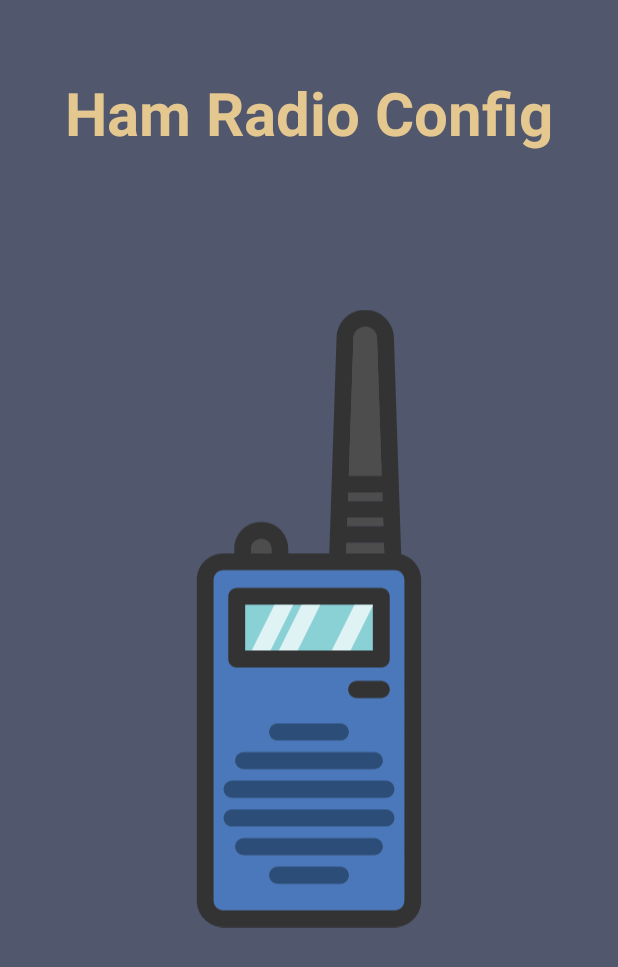
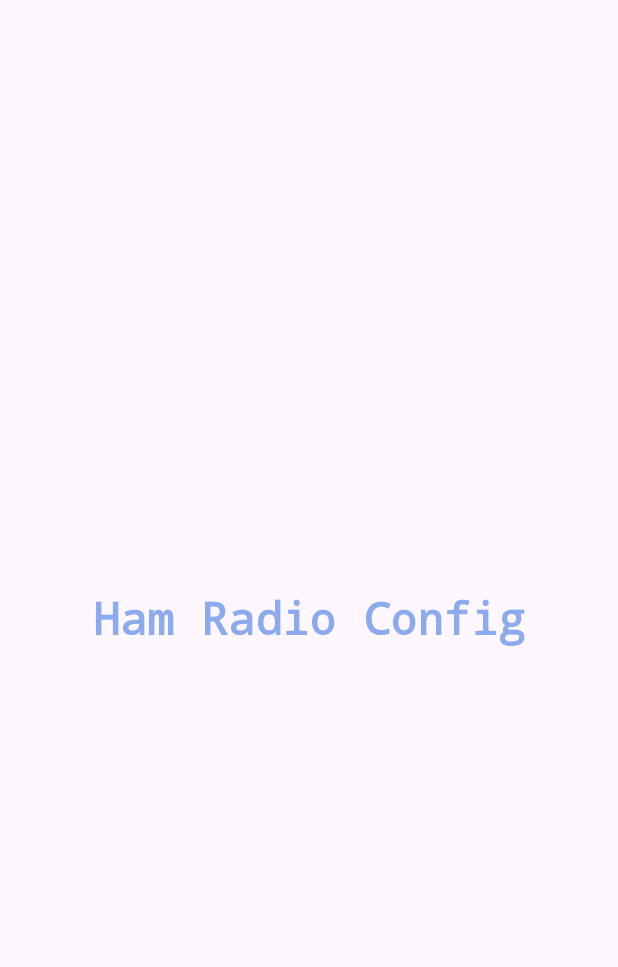
Before and after one commit to waldirborbajr/hamradio, an Android app: the screen it shows after launch (MainActivity before the commit, Home after it), on a phone screen of 412 x 824 dp. Shown: the top 967 px of the screen. Run offline under Robolectric (Android 15) with nearby library versions, the phone set to English and light mode, and no system bars.

Commit message:
feat(add): splash screen

```diff
--- a/app/src/main/AndroidManifest.xml
+++ b/app/src/main/AndroidManifest.xml
@@ -13,6 +13,9 @@
     android:theme="@style/Theme.HamRadio"
     tools:targetApi="31">
     <activity
+      android:name=".Home"
+      android:exported="false" />
+    <activity
       android:name=".MainActivity"
       android:exported="true">
       <intent-filter>
--- /dev/null
+++ b/app/src/main/java/com/example/hamradio/Home.kt
@@ -0,0 +1,11 @@
+package com.example.hamradio
+
+import androidx.appcompat.app.AppCompatActivity
+import android.os.Bundle
+
+class Home : AppCompatActivity() {
+  override fun onCreate(savedInstanceState: Bundle?) {
+    super.onCreate(savedInstanceState)
+    setContentView(R.layout.activity_home)
+  }
+}
--- a/app/src/main/java/com/example/hamradio/MainActivity.kt
+++ b/app/src/main/java/com/example/hamradio/MainActivity.kt
@@ -1,11 +1,25 @@
 package com.example.hamradio
 
+import android.content.Intent
+import android.graphics.Color
 import androidx.appcompat.app.AppCompatActivity
 import android.os.Bundle
+import android.os.Handler
+import android.os.Looper
 
 class MainActivity : AppCompatActivity() {
   override fun onCreate(savedInstanceState: Bundle?) {
     super.onCreate(savedInstanceState)
     setContentView(R.layout.activity_main)
+
+    supportActionBar?.hide()
+    window.statusBarColor = Color.parseColor("#51576d")
+
+    Handler(Looper.getMainLooper()).postDelayed({
+      val intent = Intent(this, Home::class.java)
+      startActivity(intent)
+      finish()
+    }, 3000)
+
   }
 }
--- /dev/null
+++ b/app/src/main/res/layout/activity_home.xml
@@ -0,0 +1,21 @@
+<?xml version="1.0" encoding="utf-8"?>
+<LinearLayout xmlns:android="http://schemas.android.com/apk/res/android"
+  xmlns:app="http://schemas.android.com/apk/res-auto"
+  xmlns:tools="http://schemas.android.com/tools"
+  android:layout_width="match_parent"
+  android:layout_height="match_parent"
+  android:orientation="vertical"
+  android:gravity="center"
+  tools:context=".Home">
+
+  <TextView
+    android:id="@+id/tv_label"
+    android:text="@string/txt_title"
+    android:fontFamily="monospace"
+    android:textSize="30dp"
+    android:textColor="@color/frappe_Blue"
+    android:textStyle="bold"
+    android:layout_width="wrap_content"
+    android:layout_height="wrap_content"
+    />
+</LinearLayout>
--- a/app/src/main/res/layout/activity_main.xml
+++ b/app/src/main/res/layout/activity_main.xml
@@ -1,36 +1,19 @@
 <?xml version="1.0" encoding="utf-8"?>
-<androidx.constraintlayout.widget.ConstraintLayout xmlns:android="http://schemas.android.com/apk/res/android"
+<LinearLayout xmlns:android="http://schemas.android.com/apk/res/android"
   xmlns:app="http://schemas.android.com/apk/res-auto"
   xmlns:tools="http://schemas.android.com/tools"
   android:layout_width="match_parent"
   android:layout_height="match_parent"
   android:background="@color/frappe_Surface1"
+  android:gravity="center"
+  android:orientation="vertical"
   tools:context=".MainActivity">
+
 
   <ImageView
     android:id="@+id/img_logo"
-    android:layout_width="wrap_content"
-    android:layout_height="wrap_content"
-    android:src="@drawable/ham_radio"
-    app:layout_constraintBottom_toBottomOf="parent"
-    app:layout_constraintEnd_toEndOf="parent"
-    app:layout_constraintStart_toEndOf="parent"
-    app:layout_constraintStart_toStartOf="parent"
-    app:layout_constraintTop_toTopOf="parent"
-    />
+    android:layout_width="400dp"
+    android:layout_height="400dp"
+    android:src="@drawable/ham_radio" />
 
-  <TextView
-    android:id="@+id/tv_title"
-    android:layout_width="wrap_content"
-    android:layout_height="wrap_content"
-    android:layout_marginTop="48dp"
-    android:text="@string/txt_title"
-    android:textColor="@color/frappe_Yellow"
-    android:textSize="40dp"
-    android:textStyle="bold"
-    app:layout_constraintEnd_toEndOf="parent"
-    app:layout_constraintStart_toStartOf="parent"
-    app:layout_constraintTop_toTopOf="parent"
-    />
-
-</androidx.constraintlayout.widget.ConstraintLayout>
+</LinearLayout>
--- a/app/src/main/res/values/strings.xml
+++ b/app/src/main/res/values/strings.xml
@@ -1,4 +1,4 @@
 <resources>
-    <string name="app_name">Ham Radio</string>
+  <string name="app_name">Ham Radio</string>
   <string name="txt_title">Ham Radio Config</string>
 </resources>
```
Lines whose indentation alone changed are shown as unchanged.
